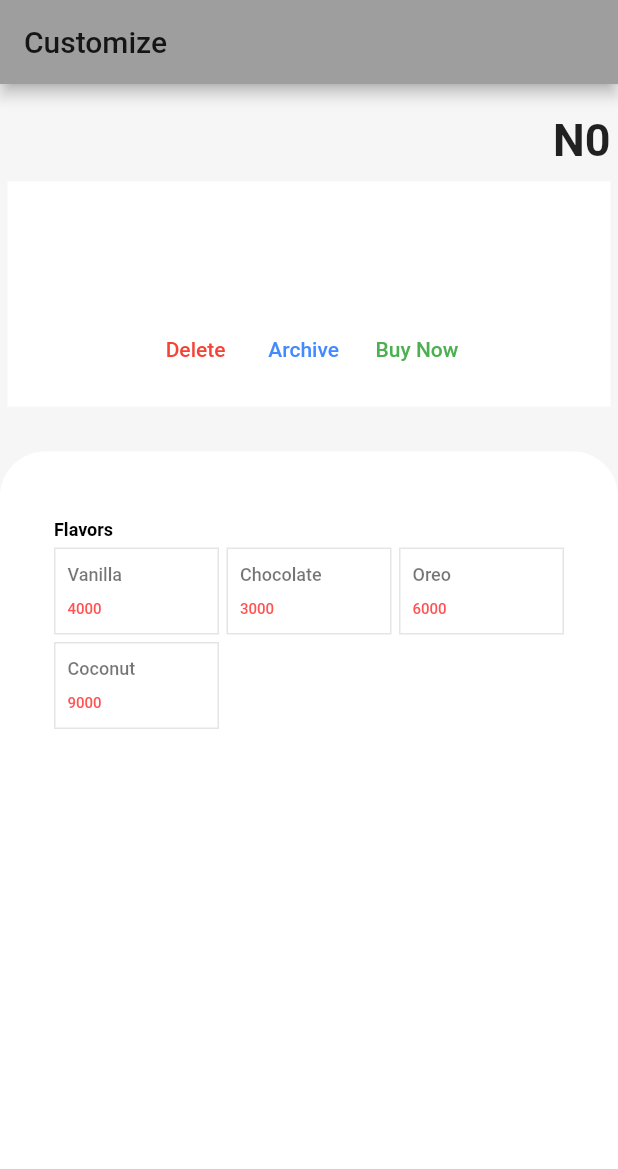
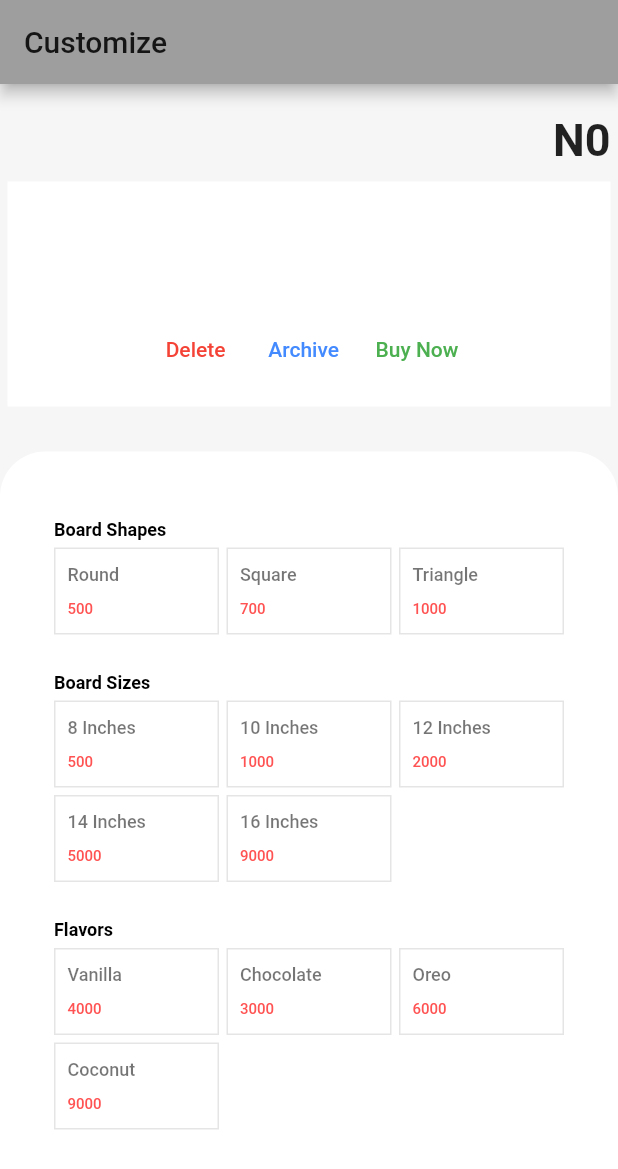
Before and after one commit to mujeex/flutter_fluffy, a Flutter app: the screen it shows after launch, on a phone screen of 412 x 824 dp. Shown: the top 1169 px of the screen. Run offline on Flutter 3.47's test engine with Material 2 defaults, Android fonts, the phone set to English and light mode, and no system bars.

Commit message:
feat: Add more selection rows

```diff
--- a/lib/main.dart
+++ b/lib/main.dart
@@ -1,13 +1,16 @@
 import 'package:flutter/material.dart';
+
+
 import 'package:flutter_fluffy/providers/comboPrice.dart';
 
 import 'package:provider/provider.dart';
 import 'screens/customize_screen.dart';
 
 //providers
+import 'package:flutter_fluffy/providers/BoardShapesProvider.dart';
+import 'package:flutter_fluffy/providers/BoardSizesProvider.dart';
 import 'package:flutter_fluffy/providers/FlavorsProvider.dart';
 import 'package:flutter_fluffy/providers/combo_list.dart';
-import 'package:flutter_fluffy/providers/comboPrice.dart';
 
 void main() => runApp(MyApp());
 
@@ -18,9 +21,9 @@ class MyApp extends StatelessWidget {
     return MultiProvider(
       providers: [
         ChangeNotifierProvider<FlavorsProvider>(create: (_)=>FlavorsProvider(),),
+        ChangeNotifierProvider<BoardSizesProvider>(create: (_)=>BoardSizesProvider(),),
+        ChangeNotifierProvider<BoardShapesProvider>(create: (_)=>BoardShapesProvider(),),
         ChangeNotifierProvider<ComboList>(create: (_)=>ComboList()),
-        ChangeNotifierProvider<ComboPrice>(create: (_)=>ComboPrice()),
-//        ChangeNotifierProvider<FlavorOptionsData>(create: (_)=>FlavorOptionsData())
       ],
           child: MaterialApp(
             debugShowCheckedModeBanner: false,
--- /dev/null
+++ b/lib/providers/BoardShapesProvider.dart
@@ -0,0 +1,26 @@
+//import 'dart:collection';
+
+import 'package:flutter/material.dart';
+import 'package:flutter_fluffy/models/selection_model.dart';
+
+class BoardShapesProvider with ChangeNotifier{
+
+
+  List<SelectionModel> _boardShapesModels = [
+    SelectionModel(name:'Round',price: 500),
+    SelectionModel(name:'Square',price: 700),
+    SelectionModel(name:'Triangle',price: 1000),
+
+  ];
+
+  List<SelectionModel> get getBoardShapesModels{
+    return _boardShapesModels;
+  }
+
+
+  void updateFlavorModels(SelectionModel boardShapeModel){
+    boardShapeModel.toggleSelected();
+    notifyListeners();
+  }
+
+}
--- /dev/null
+++ b/lib/providers/BoardSizesProvider.dart
@@ -0,0 +1,27 @@
+//import 'dart:collection';
+
+import 'package:flutter/material.dart';
+import 'package:flutter_fluffy/models/selection_model.dart';
+
+class BoardSizesProvider with ChangeNotifier{
+
+
+  List<SelectionModel> _boardSizesModels = [
+    SelectionModel(name:'8 Inches',price: 500),
+    SelectionModel(name:'10 Inches',price: 1000),
+    SelectionModel(name:'12 Inches',price: 2000),
+    SelectionModel(name:'14 Inches',price: 5000),
+    SelectionModel(name:'16 Inches',price: 9000)
+  ];
+
+  List<SelectionModel> get getBoardSizesModels{
+    return _boardSizesModels;
+  }
+
+
+  void updateFlavorModels(SelectionModel boardSizeModel){
+    boardSizeModel.toggleSelected();
+    notifyListeners();
+  }
+
+}
--- a/lib/providers/FlavorsProvider.dart
+++ b/lib/providers/FlavorsProvider.dart
@@ -13,8 +13,6 @@ class FlavorsProvider with ChangeNotifier{
     SelectionModel(name:'Coconut',price: 9000)
   ];
 
-
-
    List<SelectionModel> get getFlavorModels{
      return _flavorModels;
   }
--- a/lib/utility/widget_generator.dart
+++ b/lib/utility/widget_generator.dart
@@ -3,7 +3,6 @@ import 'package:flutter_fluffy/widgets/selected_item.dart';
 import 'package:flutter_fluffy/models/selection_model.dart';
 
 //providers
-import 'package:flutter_fluffy/providers/comboPrice.dart';
 import 'package:flutter_fluffy/providers/FlavorsProvider.dart';
 import 'package:flutter_fluffy/providers/combo_list.dart';
 
@@ -16,7 +15,7 @@ List<SelectionItem> generateSelectionItemWidgets(List<SelectionModel> selectionO
   //Providers
   var flavorsProvider=Provider.of<FlavorsProvider>(context,listen: true);
   var comboListProvider=Provider.of<ComboList>(context,listen: false);
-  var comboPrice=Provider.of<ComboPrice>(context,listen: true);
+//  var comboPrice=Provider.of<ComboPrice>(context,listen: true);
 
   for(var selectionOptionModel in selectionOptionModels){
     selectionOptionWidgets.add(
@@ -29,14 +28,12 @@ List<SelectionItem> generateSelectionItemWidgets(List<SelectionModel> selectionO
             //Toggle the on/off of selected items.
             flavorsProvider.updateFlavorModels(selectionOptionModel);
 
-            bool hasItem=comboListProvider.checkHasItem(selectionOptionModel);
+            bool hasItem = comboListProvider.checkHasItem(selectionOptionModel);
             //Check to see if item already exist before adding to combo list.
             if(hasItem){
               comboListProvider.removeFromComboList(selectionOptionModel);
-              print('has item, hence, remove');
             }else{
               comboListProvider.addToComboList(selectionOptionModel);
-              print('has no item, hence, add');
             }
 
             comboListProvider.calculateComboPrice();
--- a/lib/widgets/selection_panel.dart
+++ b/lib/widgets/selection_panel.dart
@@ -1,5 +1,7 @@
 import 'package:flutter/material.dart';
 import 'package:flutter_fluffy/providers/FlavorsProvider.dart';
+import 'package:flutter_fluffy/providers/BoardSizesProvider.dart';
+import 'package:flutter_fluffy/providers/BoardShapesProvider.dart';
 import 'package:provider/provider.dart';
 import 'package:flutter_fluffy/widgets/selection_row.dart';
 
@@ -7,7 +9,7 @@ class SelectionPanel extends StatelessWidget {
   @override
   Widget build(BuildContext context) {
     //Todo:Create the list models for the list builder to go through
-    return Consumer<FlavorsProvider>(builder: (context, flavorProvider, child) {
+    return Consumer3<FlavorsProvider, BoardSizesProvider, BoardShapesProvider>(builder: (context, flavorProvider, boardSizesProvider, boardShapesProvider, child) {
       return Expanded(
         child: Container(
           decoration: BoxDecoration(
@@ -20,9 +22,17 @@ class SelectionPanel extends StatelessWidget {
             padding: EdgeInsets.symmetric(horizontal: 10, vertical: 30),
             children: <Widget>[
               SelectionRow(
+                rowCategoryHeader: 'Board Shapes',
+                rowBody:boardShapesProvider.getBoardShapesModels ,
+              ),
+              SelectionRow(
+                rowCategoryHeader: 'Board Sizes',
+                  rowBody:boardSizesProvider.getBoardSizesModels ,
+              ),
+              SelectionRow(
                 rowCategoryHeader: 'Flavors',
-                  rowBody:flavorProvider.getFlavorModels ,
-              )
+                rowBody:flavorProvider.getFlavorModels ,
+              ),
             ],
           ),
         ),
```
